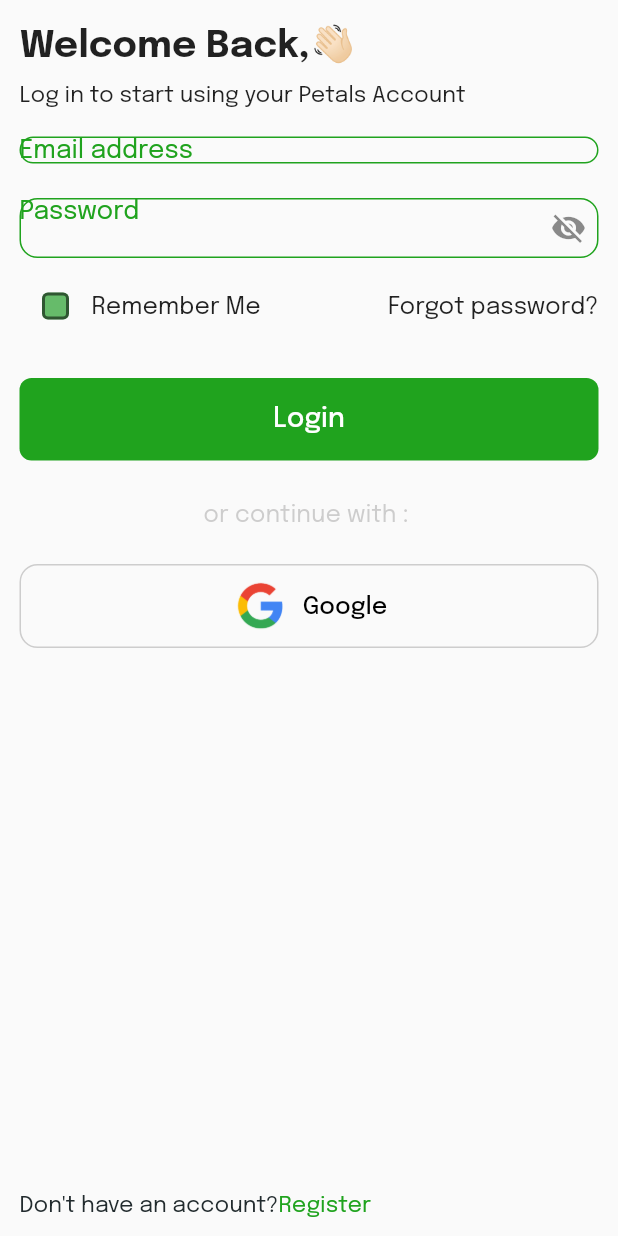
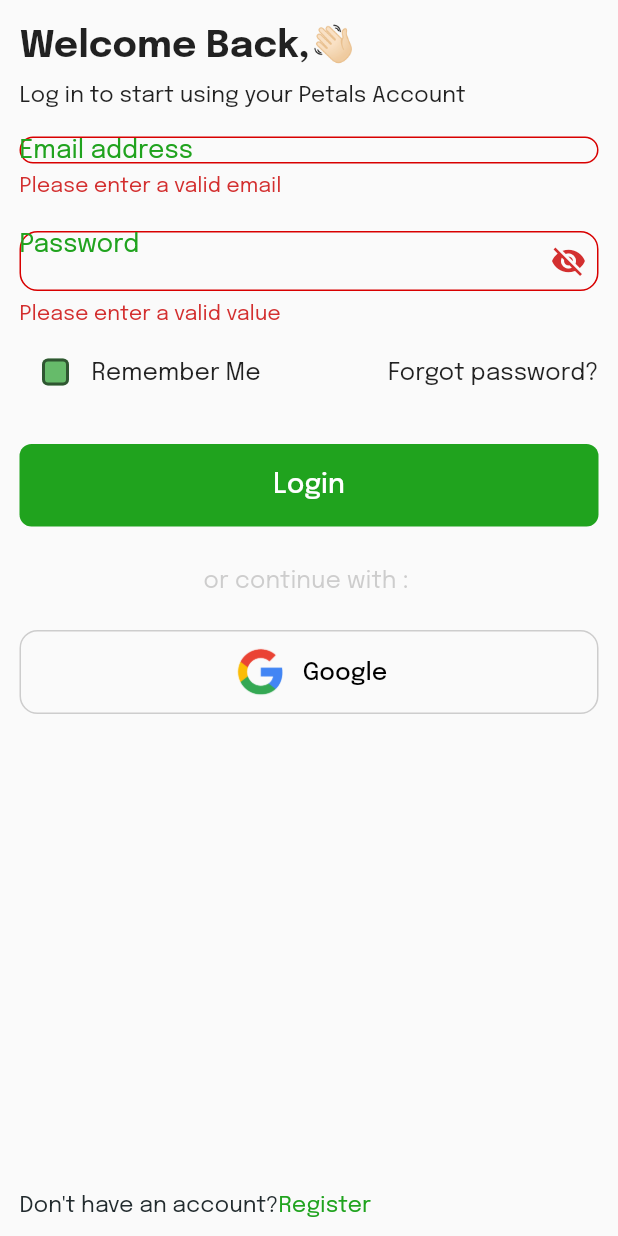
Before and after one commit to Meealley/flowershop_contd, a Flutter app: the screen it shows after launch, after a tap on "Login", on a phone screen of 412 x 824 dp. Run offline on Flutter 3.47's test engine with Material 2 defaults, Android fonts, the light colour scheme and no system bars; our stand-ins replace animated_splash_screen, email_validator, google_fonts, lottie.

Commit message:
implemented form login form validation

```diff
--- a/lib/main.dart
+++ b/lib/main.dart
@@ -1,5 +1,4 @@
 import 'package:logon/pages/login/login_page.dart';
-import 'package:logon/pages/splashscreen.dart';
 import 'package:logon/theme/app_colors.dart';
 import 'package:flutter/material.dart';
 import 'package:google_fonts/google_fonts.dart';
@@ -16,28 +15,37 @@ class MyApp extends StatelessWidget {
     return MaterialApp(
       debugShowCheckedModeBanner: false,
       theme: ThemeData(
-        textSelectionTheme: TextSelectionThemeData(
+        textSelectionTheme: const TextSelectionThemeData(
             selectionColor: AppConst.kGreen,
             cursorColor: AppConst.kGreen,
             selectionHandleColor: AppConst.kGreen),
         inputDecorationTheme: InputDecorationTheme(
             floatingLabelBehavior: FloatingLabelBehavior.auto,
             floatingLabelStyle: GoogleFonts.epilogue(
-              textStyle: TextStyle(fontSize: 20, color: AppConst.kGreen)),
+                textStyle: const TextStyle(fontSize: 20, color: AppConst.kGreen)),
             isCollapsed: true,
             alignLabelWithHint: true,
             enabledBorder: OutlineInputBorder(
-            borderSide: BorderSide(color: AppConst.kGreen),
+              borderSide: const BorderSide(color: AppConst.kGreen),
               borderRadius: BorderRadius.circular(12),
             ),
             focusedBorder: OutlineInputBorder(
-            borderSide: BorderSide(color: AppConst.kGreen),
+              borderSide: const BorderSide(color: AppConst.kGreen),
               borderRadius: BorderRadius.circular(12),
             ),
+            errorBorder: OutlineInputBorder(
+              borderSide: const BorderSide(color: AppConst.kRed),
+              borderRadius: BorderRadius.circular(12),
             ),
+            focusedErrorBorder: OutlineInputBorder(
+              borderSide: const BorderSide(color: AppConst.kRed),
+              borderRadius: BorderRadius.circular(12),
+            ),
+            errorStyle:
+                GoogleFonts.epilogue(textStyle: const TextStyle(fontSize: 14))),
       ),
       title: "Flower Shop",
-      home: LoginPage(),
+      home: const LoginPage(),
     );
   }
 }
--- a/lib/pages/login/login_page.dart
+++ b/lib/pages/login/login_page.dart
@@ -8,7 +8,7 @@ class LoginPage extends StatelessWidget {
   Widget build(BuildContext context) {
     return GestureDetector(
       onTap: () => FocusManager.instance.primaryFocus?.unfocus(),
-      child: Scaffold(
+      child: const Scaffold(
         body: Body(),
       ),
     );
--- a/lib/pages/login/widget/body.dart
+++ b/lib/pages/login/widget/body.dart
@@ -60,6 +60,7 @@ class _BodyState extends State<Body> {
               height: 20,
             ),
             LoginForm(
+              // onSaved: ,
               formKey: _formKey,
               emailController: _emailController,
               passwordController: _passwordController,
--- a/lib/pages/login/widget/forgot_password.dart
+++ b/lib/pages/login/widget/forgot_password.dart
@@ -16,10 +16,10 @@ class ForgotpasswordLabel extends StatelessWidget {
       child: Row(
         mainAxisAlignment: MainAxisAlignment.spaceBetween,
         children: [
-          RememberMe(),
+          const RememberMe(),
           Text(
             "Forgot password?",
-            style: GoogleFonts.epilogue(textStyle: TextStyle(fontSize: 16)),
+            style: GoogleFonts.epilogue(textStyle: const TextStyle(fontSize: 16)),
           )
         ],
       ),
--- a/lib/pages/login/widget/login_form.dart
+++ b/lib/pages/login/widget/login_form.dart
@@ -1,3 +1,4 @@
+import 'package:email_validator/email_validator.dart';
 import 'package:logon/pages/login/widget/forgot_password.dart';
 import 'package:logon/pages/login/widget/social_login.dart';
 import 'package:logon/pages/onboarding/widgets/onboarding_controls.dart';
@@ -8,11 +9,14 @@ import 'package:google_fonts/google_fonts.dart';
 class LoginForm extends StatefulWidget {
   final TextEditingController emailController;
   final TextEditingController passwordController;
+  final GlobalKey<FormState> formKey;
+  // final Function(String?) onSaved;
 
   const LoginForm({
     super.key,
     required this.emailController,
     required this.passwordController,
+    required this.formKey,
   });
 
   @override
@@ -21,16 +25,28 @@ class LoginForm extends StatefulWidget {
 
 class _LoginFormState extends State<LoginForm> {
   bool _obscureText = false;
+  // final Function(String?) onSaved;
+  String _email = "";
+  String _password = "";
 
   @override
   Widget build(BuildContext context) {
     return Expanded(
         flex: 100,
         child: Form(
+          key: widget.formKey,
           child: Column(
             children: [
               TextFormField(
                 controller: widget.emailController,
+                validator: (email) {
+                  if (email == null || email.isEmpty) {
+                    return "Please enter a valid email";
+                  } else if (!EmailValidator.validate(email)) {
+                    return "Your email is not valid";
+                  }
+                  return null;
+                },
                 decoration: InputDecoration(
                   labelText: "Email address",
                   hintText: "Enter your email address",
@@ -38,6 +54,11 @@ class _LoginFormState extends State<LoginForm> {
                     textStyle: TextStyle(fontSize: 17, color: AppConst.kGreen),
                   ),
                 ),
+                onSaved: (email) {
+                  setState(() {
+                    _email = widget.emailController.text = email!;
+                  });
+                },
                 keyboardType: TextInputType.emailAddress,
                 style: GoogleFonts.epilogue(textStyle: TextStyle(fontSize: 18)),
               ),
@@ -46,6 +67,14 @@ class _LoginFormState extends State<LoginForm> {
               ),
               TextFormField(
                 controller: widget.passwordController,
+                validator: (value) {
+                  if (value == null || value.isEmpty) {
+                    return "Please enter a valid value";
+                  } else if (value.length < 6) {
+                    return "Password must be at least 6 characters";
+                  }
+                  return null;
+                },
                 decoration: InputDecoration(
                   labelText: "Password",
                   hintText: "Enter your password",
@@ -74,6 +103,11 @@ class _LoginFormState extends State<LoginForm> {
                 keyboardType: TextInputType.emailAddress,
                 obscureText: _obscureText,
                 style: GoogleFonts.epilogue(textStyle: TextStyle(fontSize: 18)),
+                onSaved: (password) {
+                  setState(() {
+                    _password = widget.passwordController.text = password!;
+                  });
+                },
               ),
               SizedBox(
                 height: 8,
@@ -87,7 +121,10 @@ class _LoginFormState extends State<LoginForm> {
                 width: double.infinity,
                 child: CustomButton(
                     onPressed: () {
-                      print("login butn");
+                      if (widget.formKey.currentState!.validate()) {
+                        widget.formKey.currentState!.save();
+                        print("login values $_email and $_password");
+                      }
                     },
                     title: "Login"),
               ),
--- a/lib/pages/login/widget/login_register.dart
+++ b/lib/pages/login/widget/login_register.dart
@@ -14,13 +14,13 @@ class LogRegister extends StatelessWidget {
           TextSpan(
             text: 'Don\'t have an account?',
             style: GoogleFonts.epilogue(
-              textStyle: TextStyle(fontSize: 15, color: AppConst.kBkDark),
+              textStyle: const TextStyle(fontSize: 15, color: AppConst.kBkDark),
             ),
           ),
           TextSpan(
             text: 'Register',
             style: GoogleFonts.epilogue(
-              textStyle: TextStyle(fontSize: 15, color: AppConst.kGreen),
+              textStyle: const TextStyle(fontSize: 15, color: AppConst.kGreen),
             ),
           ),
         ],
--- a/lib/pages/login/widget/remember_me.dart
+++ b/lib/pages/login/widget/remember_me.dart
@@ -38,7 +38,7 @@ class _RememberMeState extends State<RememberMe> {
           ),
           Text(
             "Remember Me",
-            style: GoogleFonts.epilogue(textStyle: TextStyle(fontSize: 16)),
+            style: GoogleFonts.epilogue(textStyle: const TextStyle(fontSize: 16)),
           ),
         ],
       ),
--- a/lib/pages/login/widget/social_login.dart
+++ b/lib/pages/login/widget/social_login.dart
@@ -12,10 +12,10 @@ class SocialMedia extends StatelessWidget {
         Text(
           "or continue with : ",
           style: GoogleFonts.epilogue(
-            textStyle: TextStyle(fontSize: 16, color: AppConst.kBKLight),
+            textStyle: const TextStyle(fontSize: 16, color: AppConst.kBKLight),
           ),
         ),
-        SizedBox(
+        const SizedBox(
           height: 25,
         ),
         Row(
@@ -27,7 +27,7 @@ class SocialMedia extends StatelessWidget {
                     shape: MaterialStatePropertyAll(
                       RoundedRectangleBorder(
                           borderRadius: BorderRadius.circular(12),
-                          side: BorderSide(
+                          side: const BorderSide(
                             color: AppConst.kBKLight,
                           )),
                     ),
@@ -41,7 +41,7 @@ class SocialMedia extends StatelessWidget {
                   ),
                   label: Text("Google",
                       style: GoogleFonts.epilogue(
-                        textStyle: TextStyle(fontSize: 16, color: Colors.black),
+                        textStyle: const TextStyle(fontSize: 16, color: Colors.black),
                       ))),
             )
           ],
--- a/pubspec.yaml
+++ b/pubspec.yaml
@@ -38,6 +38,7 @@ dependencies:
   google_fonts: ^6.1.0
   lottie: ^2.6.0
   animated_splash_screen: ^1.3.0
+  email_validator: ^2.1.17
 
 dev_dependencies:
   flutter_test:
```
Also changed, not shown: pubspec.lock. Lines whose indentation alone changed are shown as unchanged.
